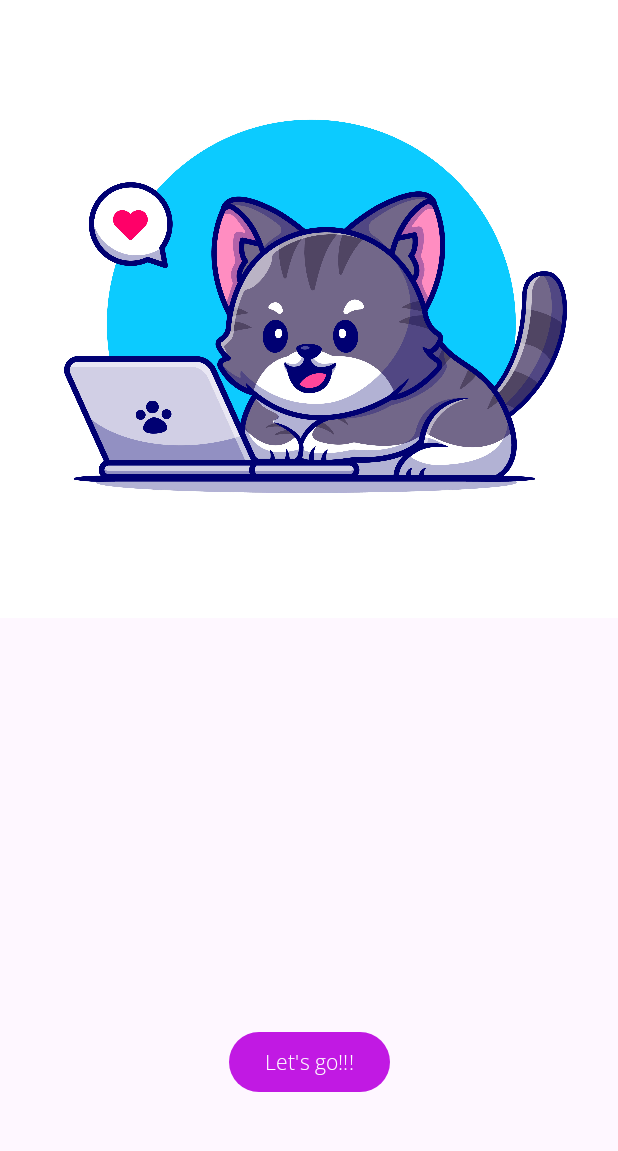
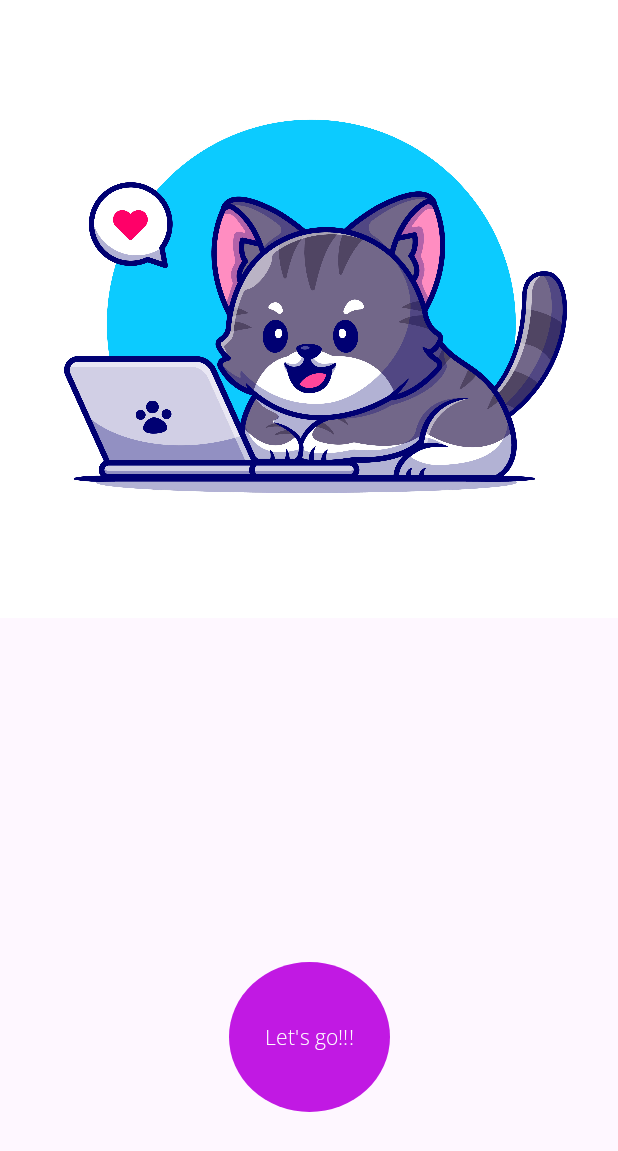
Before and after one commit to Patseev1987/android-homework, an Android app: the screen it shows after launch (MainActivity), on a phone screen of 412 x 824 dp. Shown: the top 1151 px of the screen. Run offline under Robolectric (Android 15) with nearby library versions, the phone set to English and light mode, and no system bars.

Commit message:
add ripple animation

```diff
--- /dev/null
+++ b/m8_quiz_animation/src/main/res/drawable/bogdan_ripple.xml
@@ -0,0 +1,10 @@
+<?xml version="1.0" encoding="utf-8"?>
+<ripple xmlns:android="http://schemas.android.com/apk/res/android" android:color="#08F3BC">
+<item>
+    <shape android:shape="oval">
+        <solid android:color="@color/design_default_color_primary"/>
+        <size android:height="100dp"
+              android:width="100dp"/>
+    </shape>
+</item>
+</ripple>
--- a/m8_quiz_animation/src/main/res/layout/fragment_start.xml
+++ b/m8_quiz_animation/src/main/res/layout/fragment_start.xml
@@ -19,6 +19,7 @@
 
     <Button
             android:id="@+id/b_lets_go"
+            android:background="@drawable/bogdan_ripple"
             android:text="@string/let_s_go"
             android:layout_width="wrap_content"
             android:layout_height="wrap_content"
```
